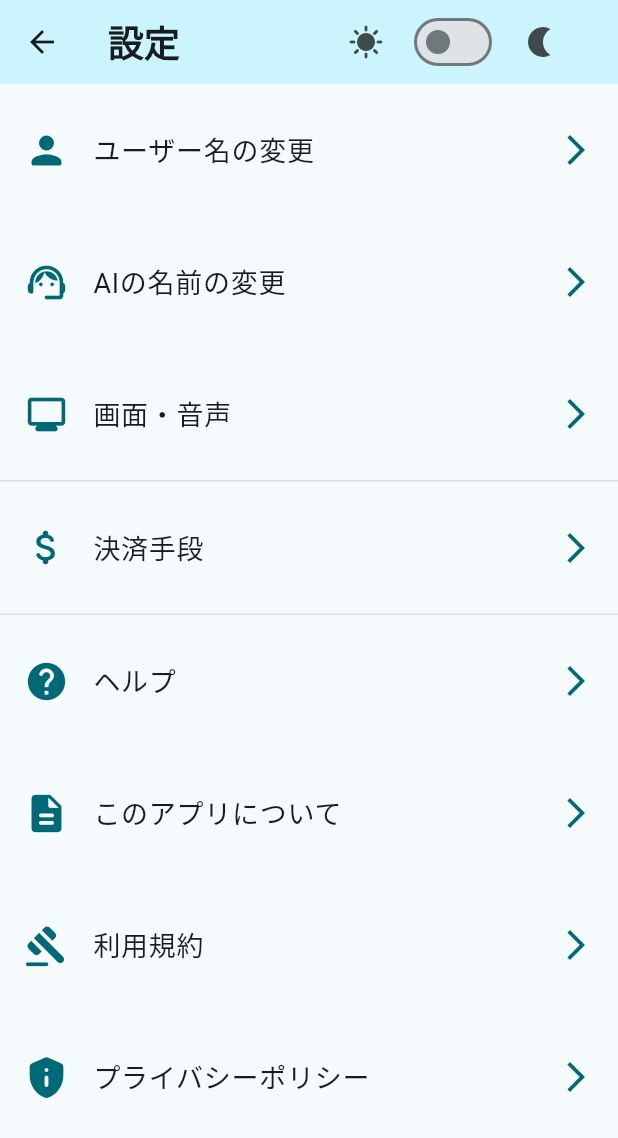
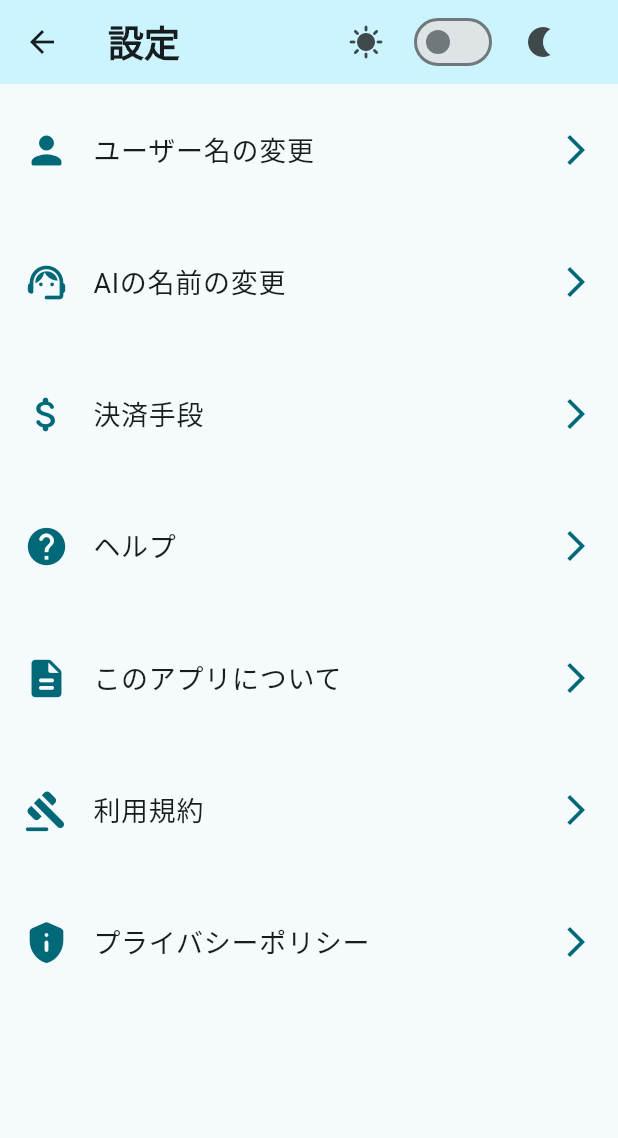
Before and after one commit to aidio-reserve/frontend, a Flutter app: the SettingScreen screen opened by its route, on a phone screen of 412 x 824 dp. Shown: the top 1138 px of the screen. Run offline on Flutter 3.47's test engine with Material 3 defaults, Android fonts, the phone set to English and light mode, and no system bars; our stand-ins replace audioplayers, cloud_firestore, firebase_auth, firebase_core, flutter_chat_bubble, flutter_dotenv and 6 more; missing offline and left inert: webview_flutter_web; accounts and stored records are empty; network calls fail.

Commit message:
画面・音声のリストタイルの削除、およびbuildseparaterの削除

```diff
--- a/lib/ui/screens/drawer/setting_screen.dart
+++ b/lib/ui/screens/drawer/setting_screen.dart
@@ -91,26 +91,6 @@ class SettingScreen extends ConsumerWidget {
             ),
             ListTile(
               leading: Icon(
-                Icons.monitor_rounded,
-                color: Theme.of(context).colorScheme.primary,
-                size: 30,
-              ),
-              title: const Text(
-                '画面・音声',
-                style: TextStyle(fontSize: 18, fontWeight: FontWeight.normal),
-              ),
-              contentPadding:
-                  const EdgeInsets.symmetric(vertical: 16.0, horizontal: 16.0),
-              trailing: Icon(Icons.arrow_forward_ios,
-                  color: Theme.of(context).colorScheme.primary),
-              onTap: () {
-                Navigator.pop(context);
-                Navigator.pushNamed(context, '/display_voice');
-              },
-            ),
-            buildSeparator(),
-            ListTile(
-              leading: Icon(
                 Icons.attach_money_rounded,
                 color: Theme.of(context).colorScheme.primary,
                 size: 30,
@@ -128,7 +108,6 @@ class SettingScreen extends ConsumerWidget {
                 Navigator.pushNamed(context, '/payment_method');
               },
             ),
-            buildSeparator(),
             ListTile(
               leading: Icon(
                 Icons.help_rounded,
```
